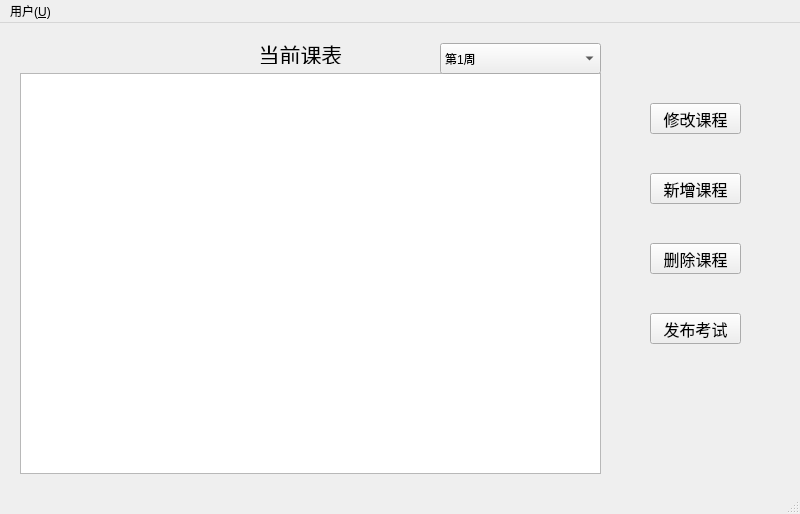
First picture: the form in campus_local/adminwindow.ui, repository superman0l/campus, before the edit.
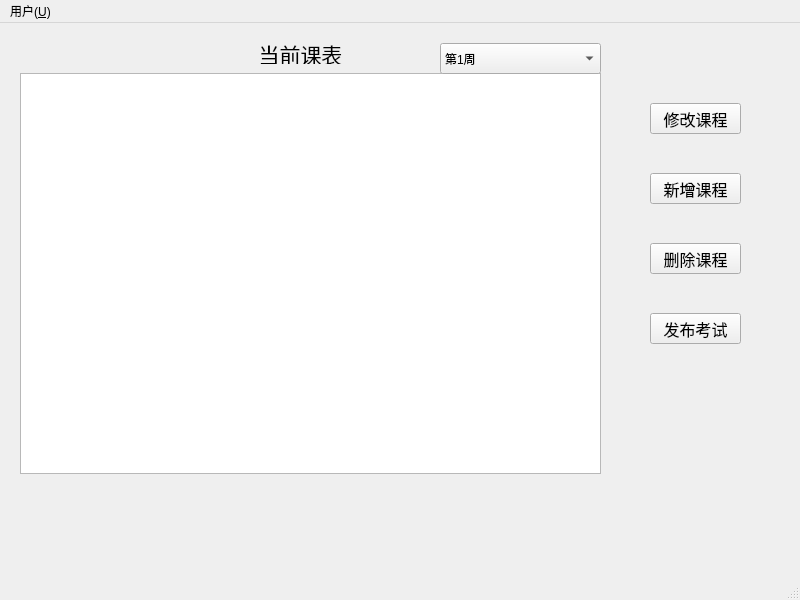
Second picture: the form after the edit.

Diff of the .ui file:
```diff
--- a/campus_local/adminwindow.ui
+++ b/campus_local/adminwindow.ui
@@ -7,19 +7,19 @@
     <x>0</x>
     <y>0</y>
     <width>800</width>
-    <height>514</height>
+    <height>600</height>
    </rect>
   </property>
   <property name="minimumSize">
    <size>
     <width>800</width>
-    <height>514</height>
+    <height>600</height>
    </size>
   </property>
   <property name="maximumSize">
    <size>
     <width>800</width>
-    <height>514</height>
+    <height>600</height>
    </size>
   </property>
   <property name="windowTitle">
```
Left out of the diff: 2 changed lines with no effect on the pictures.
